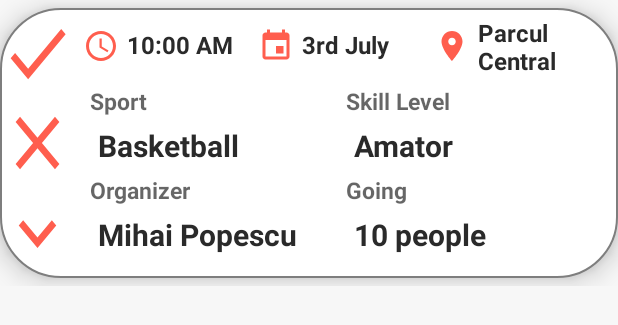
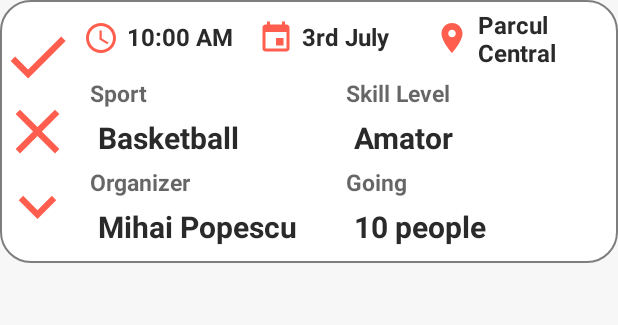
Before and after one commit to CAPAC2018/capac, an Android app: the layout event_cell.xml on its own in the app's theme, with its tools: preview values and no code run, on a phone screen of 412 x 824 dp. Shown: the top 325 px of the screen. Run offline under Robolectric (Android 15) with nearby library versions, the light colour scheme and no system bars; plain views replace FoldingCell.

Commit message:
Finished Folding Events List Implementation
The event list is now working.
Remaining problems to be solved:
-Lagging
-Bad display(some words can't be seen, need some more work on dimensions)

```diff
--- a/AndroidApp/app/src/main/java/ro/capac/android/capac2018/ui/events/FoldingCellListAdapter.java
+++ b/AndroidApp/app/src/main/java/ro/capac/android/capac2018/ui/events/FoldingCellListAdapter.java
@@ -71,7 +71,10 @@ public class FoldingCellListAdapter extends ArrayAdapter<Event> {
         viewHolder.sportType.setText(event.getSportType());
         viewHolder.organizer.setText(event.getOrganizer());
         viewHolder.noOfAtendees.setText(event.getNoOfAtendees());
-        viewHolder.description.setText(event.getDescription());
+        if(event.getDescription().equals("null"))
+            viewHolder.description.setText("The organizer hasn't provided any description for this event, just go and have some fun!");
+        else
+            viewHolder.description.setText(event.getDescription());
         viewHolder.noReqPlayers.setText(event.getNoReqPlayers());
         viewHolder.reqStars.setText(event.getReqStars());
         viewHolder.skillLevel.setText(event.getSkillLevel());
--- a/AndroidApp/app/src/main/res/drawable/corner_border_gray.xml
+++ b/AndroidApp/app/src/main/res/drawable/corner_border_gray.xml
@@ -16,7 +16,7 @@
 <shape xmlns:android="http://schemas.android.com/apk/res/android"
     android:shape="rectangle">
     <corners
-        android:radius="40dp"/>
+        android:radius="20dp"/>
     <stroke
         android:width="1dp"
         android:color="@color/gray" />
--- a/AndroidApp/app/src/main/res/layout/event_cell.xml
+++ b/AndroidApp/app/src/main/res/layout/event_cell.xml
@@ -4,10 +4,12 @@
     xmlns:folding-cell="http://schemas.android.com/apk/res-auto"
     android:layout_width="match_parent"
     android:layout_height="wrap_content"
-    folding-cell:additionalFlipsCount="2"
-    folding-cell:animationDuration="1300"
+    folding-cell:additionalFlipsCount="1"
+    folding-cell:animationDuration="1000"
     folding-cell:backSideColor="#f4f0ff"
-    folding-cell:cameraHeight="30">
+    folding-cell:cameraHeight="30"
+    android:focusable="false"
+    android:descendantFocusability="blocksDescendants">
 
     <!-- CONTENT (UNFOLDED) LAYOUT (MUST BE AT LEAST 2x times BIGGER than content layout bellow)-->
     <include layout="@layout/event_cell_content_layout" />
--- a/AndroidApp/app/src/main/res/layout/event_cell_title_layout.xml
+++ b/AndroidApp/app/src/main/res/layout/event_cell_title_layout.xml
@@ -4,15 +4,17 @@
     xmlns:android="http://schemas.android.com/apk/res/android"
     xmlns:tools="http://schemas.android.com/tools"
     android:layout_width="match_parent"
-    android:layout_height="180dp"
-    android:background="@drawable/corner_border_gray"
-    android:elevation="10dp"
-    android:layout_marginBottom="5dp"
-    android:layout_marginTop="5dp">
+    android:layout_height="wrap_content"
+    android:maxHeight="180dp"
+    android:background="@drawable/corner_border_gray">
         <LinearLayout
+            android:baselineAligned="false"
             android:id="@+id/title_side_bar"
+            android:layout_centerVertical="true"
             android:layout_width="50dp"
-            android:layout_height="match_parent"
+            android:layout_height="150dp"
+            android:layout_marginTop="10dp"
+            android:layout_marginBottom="10dp"
             android:orientation="vertical">
             <Button
                 android:layout_weight="1"
@@ -39,6 +41,9 @@
         </LinearLayout>
 
         <LinearLayout
+            android:baselineAligned="false"
+            android:layout_marginRight="10dp"
+            android:layout_centerHorizontal="true"
             android:id="@+id/time_place_date"
             android:layout_width="wrap_content"
             android:layout_height="wrap_content"
@@ -80,6 +85,7 @@
         </LinearLayout>
 
         <LinearLayout
+            android:baselineAligned="false"
             android:id="@+id/sport_skill"
             android:layout_width="match_parent"
             android:layout_height="wrap_content"
@@ -136,6 +142,8 @@
         </LinearLayout>
 
         <LinearLayout
+            android:baselineAligned="false"
+            android:paddingBottom="5dp"
             android:layout_width="match_parent"
             android:layout_height="wrap_content"
             android:layout_below="@id/sport_skill"
```
Also changed, not shown: AndroidApp/app/src/main/res/layout/event_cell_content_layout.xml (+63 -47 lines).
